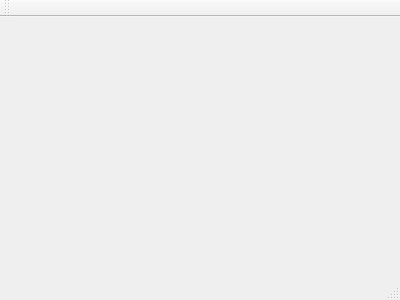
Above: TestKeyPress/TestKeyPress/testkeypress.ui from whjbinghun/learning before the change. Below: the same form after it.
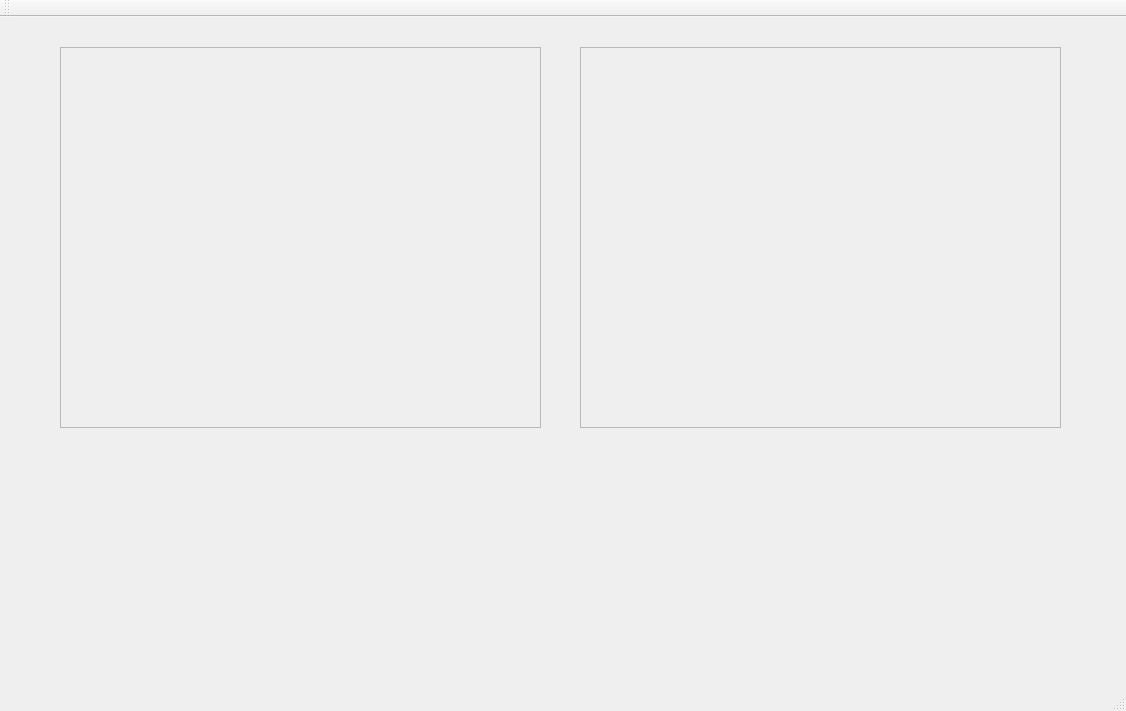
That is the form after the change. Custom widgets are drawn as their Qt base class.

The edit to the form file:
```diff
--- a/TestKeyPress/TestKeyPress/testkeypress.ui
+++ b/TestKeyPress/TestKeyPress/testkeypress.ui
@@ -1,24 +1,86 @@
 <ui version="4.0">
  <class>TestKeyPress</class>
- <widget class="QMainWindow" name="TestKeyPress" >
-  <property name="geometry" >
+ <widget class="QMainWindow" name="TestKeyPress">
+  <property name="geometry">
    <rect>
     <x>0</x>
     <y>0</y>
-    <width>400</width>
-    <height>300</height>
+    <width>1126</width>
+    <height>711</height>
    </rect>
   </property>
   <property name="windowTitle" >
    <string>TestKeyPress</string>
   </property>
-  <widget class="QMenuBar" name="menuBar" />
-  <widget class="QToolBar" name="mainToolBar" />
-  <widget class="QWidget" name="centralWidget" />
-  <widget class="QStatusBar" name="statusBar" />
+  <widget class="QWidget" name="centralWidget">
+   <widget class="WndIrFrame" name="id_ir_frame">
+    <property name="geometry">
+     <rect>
+      <x>60</x>
+      <y>30</y>
+      <width>481</width>
+      <height>381</height>
+     </rect>
+    </property>
+    <property name="frameShape">
+     <enum>QFrame::StyledPanel</enum>
+    </property>
+    <property name="frameShadow">
+     <enum>QFrame::Raised</enum>
+    </property>
+   </widget>
+   <widget class="WndViFrame" name="id_vi_frame">
+    <property name="geometry">
+     <rect>
+      <x>580</x>
+      <y>30</y>
+      <width>481</width>
+      <height>381</height>
+     </rect>
+    </property>
+    <property name="frameShape">
+     <enum>QFrame::StyledPanel</enum>
+    </property>
+    <property name="frameShadow">
+     <enum>QFrame::Raised</enum>
+    </property>
+   </widget>
+  </widget>
+  <widget class="QMenuBar" name="menuBar">
+   <property name="geometry">
+    <rect>
+     <x>0</x>
+     <y>0</y>
+     <width>1126</width>
+     <height>23</height>
+    </rect>
+   </property>
+  </widget>
+  <widget class="QToolBar" name="mainToolBar">
+   <attribute name="toolBarArea">
+    <enum>TopToolBarArea</enum>
+   </attribute>
+   <attribute name="toolBarBreak">
+    <bool>false</bool>
+   </attribute>
+  </widget>
+  <widget class="QStatusBar" name="statusBar"/>
  </widget>
- <layoutDefault spacing="6" margin="11" />
- <pixmapfunction></pixmapfunction>
+ <layoutdefault spacing="6" margin="11"/>
+ <customwidgets>
+  <customwidget>
+   <class>WndIrFrame</class>
+   <extends>QFrame</extends>
+   <header>wndirframe.h</header>
+   <container>1</container>
+  </customwidget>
+  <customwidget>
+   <class>WndViFrame</class>
+   <extends>QFrame</extends>
+   <header>wndviframe.h</header>
+   <container>1</container>
+  </customwidget>
+ </customwidgets>
  <resources/>
  <connections/>
 </ui>
```
Left out of the diff: 3 changed lines with no effect on the pictures.
